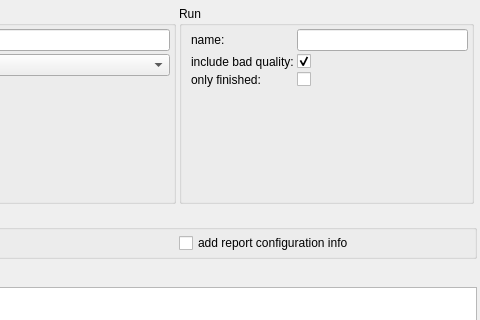
The window that src/GSvar/SampleSearchWidget.ui (imgag/ngs-bits) describes before a commit, drawn with Qt 5; both pictures show x 720 to 1200 and y 0 to 320 of the 1200 by 800 pixel window.
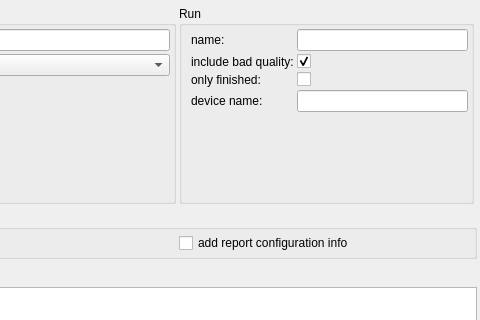
The same window after the commit. Icons and pictures are not drawn. Custom widgets are drawn as their Qt base class.

Commit message: GSvar/NGSDExportSamples: Added device name filter.

Patch:
```diff
--- a/src/GSvar/SampleSearchWidget.ui
+++ b/src/GSvar/SampleSearchWidget.ui
@@ -353,6 +353,16 @@
           </property>
          </widget>
         </item>
+        <item row="3" column="0">
+         <widget class="QLabel" name="label_16">
+          <property name="text">
+           <string>device name:</string>
+          </property>
+         </widget>
+        </item>
+        <item row="3" column="1">
+         <widget class="DBSelector" name="r_device_name"/>
+        </item>
        </layout>
       </widget>
      </item>
```
The commit also changes 7 other files.
